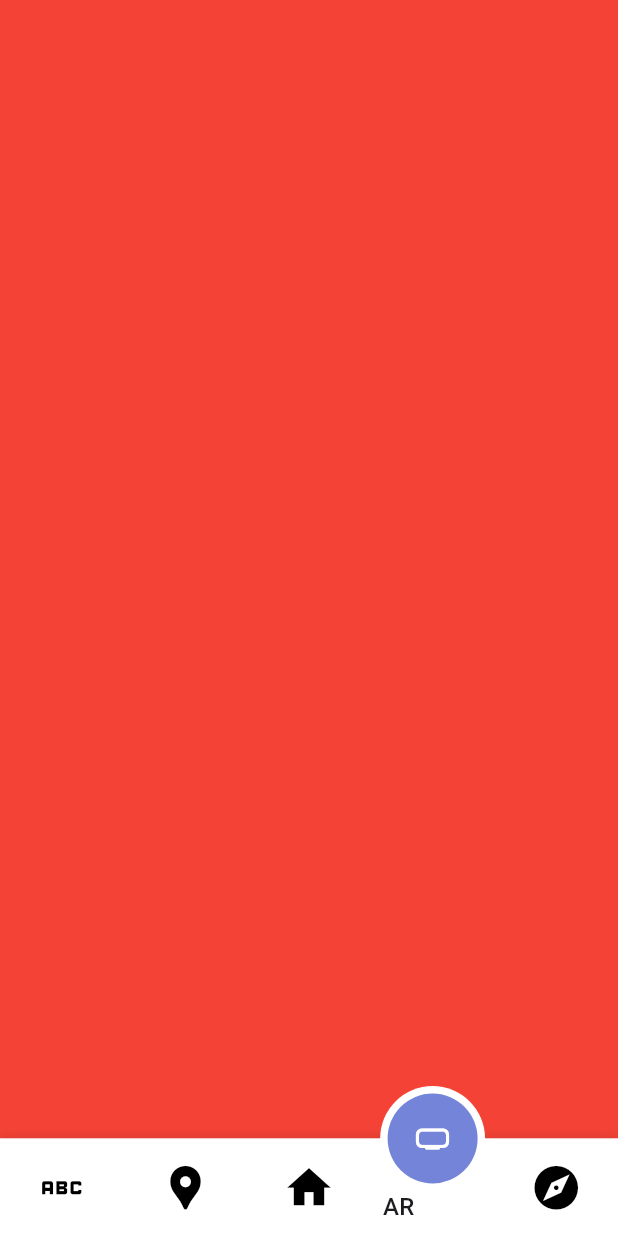
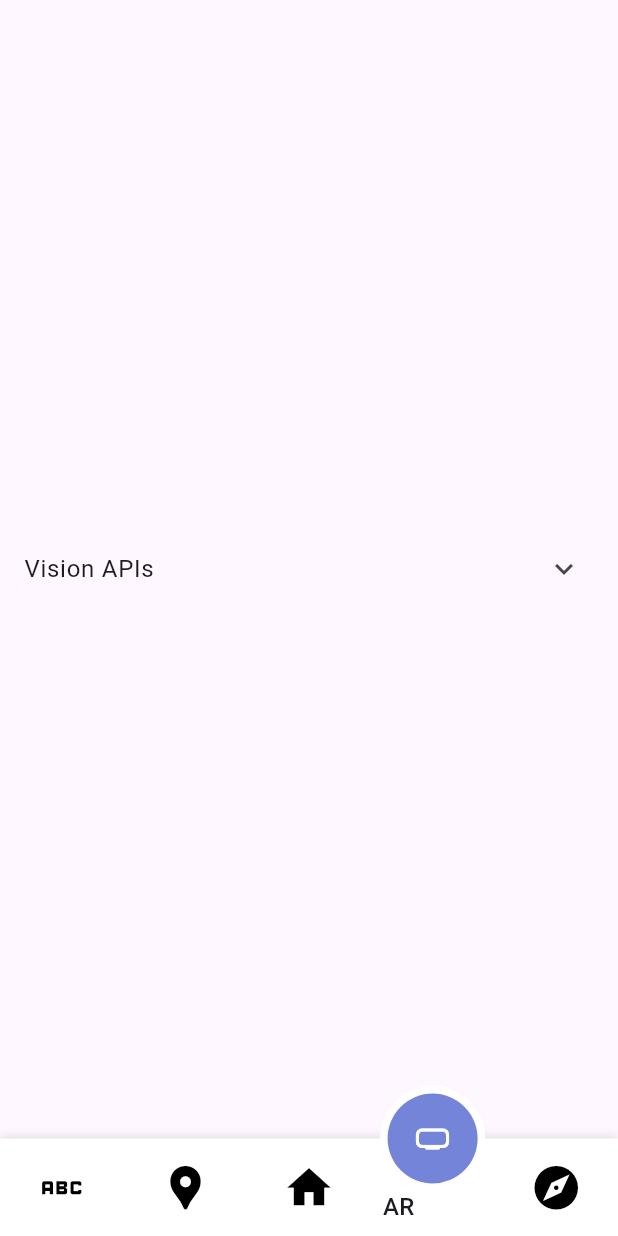
Before and after one commit to RaunakSingh0312/AR-Navigation-App, a Flutter app: the screen it shows after launch, item 4 of the bottom bar chosen, on a phone screen of 412 x 824 dp. Run offline on Flutter 3.47's test engine with Material 3 defaults, Android fonts, the phone set to English and light mode, and no system bars; our stand-ins replace dio, dropdown_textfield, geolocator, google_maps_flutter, motion_tab_bar; missing offline and left inert: flutter_polyline_points.

Commit message:
page add

```diff
--- a/analysis_options.yaml
+++ b/analysis_options.yaml
@@ -7,7 +7,7 @@
 
 # The following line activates a set of recommended lints for Flutter apps,
 # packages, and plugins designed to encourage good coding practices.
-include: package:flutter_lints/flutter.yaml
+# include: package:flutter_lints/flutter.yaml
 
 linter:
   # The lint rules applied to this project can be customized in the
--- /dev/null
+++ b/lib/Screen/AR_World.dart
@@ -0,0 +1,29 @@
+import 'package:flutter/material.dart';
+
+class Ar_World extends StatefulWidget {
+  const Ar_World({super.key});
+
+  @override
+  State<Ar_World> createState() => _Ar_WorldState();
+}
+
+class _Ar_WorldState extends State<Ar_World> {
+  @override
+  Widget build(BuildContext context) {
+    return Container(
+      child: Center(
+        child:
+      ExpansionTile(
+                    title: const Text('Vision APIs'),
+                    children: [
+                      Text('In this section we will discuss about the Vision APIs. '),
+                      Text('In this section we will discuss about the Vision APIs. '),
+                      Text('In this section we will discuss about the Vision APIs. ')
+
+
+                    ],
+                  ),
+      )
+    );
+  }
+}
--- a/lib/home.dart
+++ b/lib/home.dart
@@ -5,6 +5,7 @@ import 'package:flutter/material.dart';
 import 'package:geolocator/geolocator.dart';
 import 'package:google_maps_flutter/google_maps_flutter.dart';
 import 'package:iitj_ram/Maps/Directions_repository.dart';
+import 'package:iitj_ram/Screen/AR_World.dart';
 
 import 'package:iitj_ram/constants.dart';
 import 'package:iitj_ram/Maps/directions.dart';
@@ -235,7 +236,8 @@ class _HomePageState extends State<HomePage> {
             ),
           ),
           const Scaffold(
-            backgroundColor: Colors.red,
+            // backgroundColor: Color.fromARGB(255, 67, 244, 54),
+            body: Ar_World(),
           ),
           const Scaffold(
             backgroundColor: Colors.red,
```
